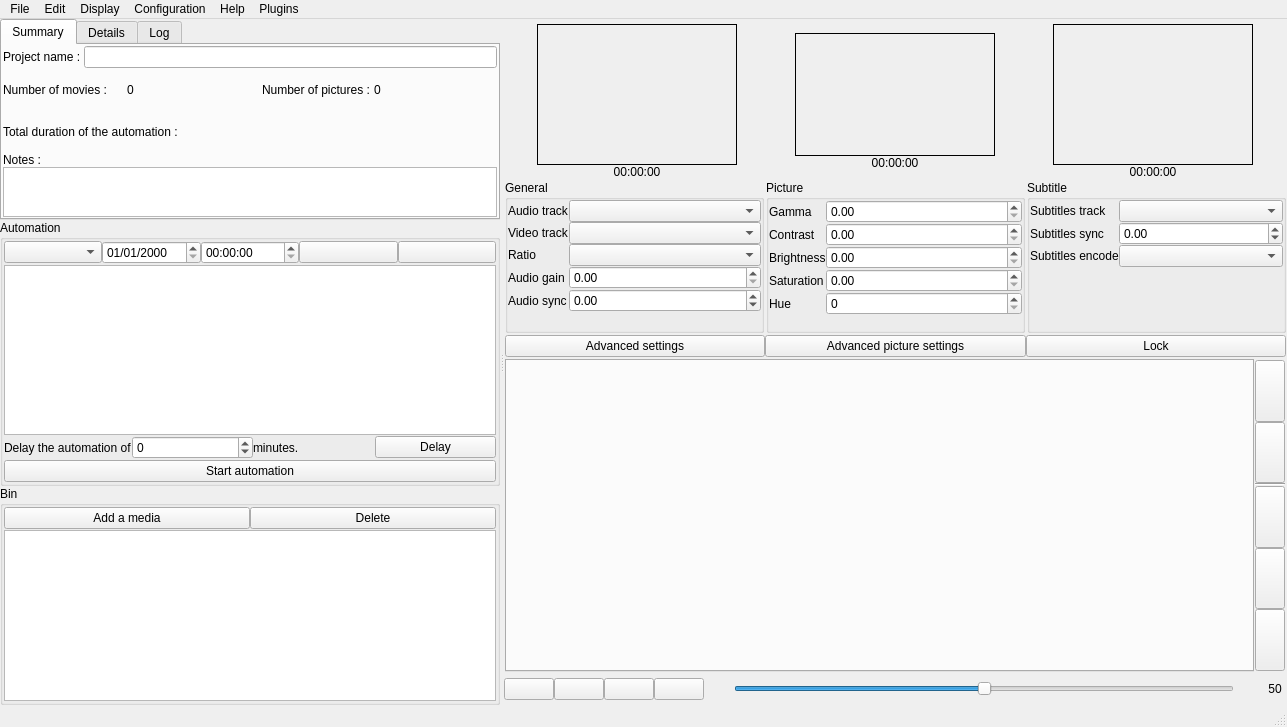
Qt form src/mainwindow.ui (cinemaouvert/OPP) before a commit.
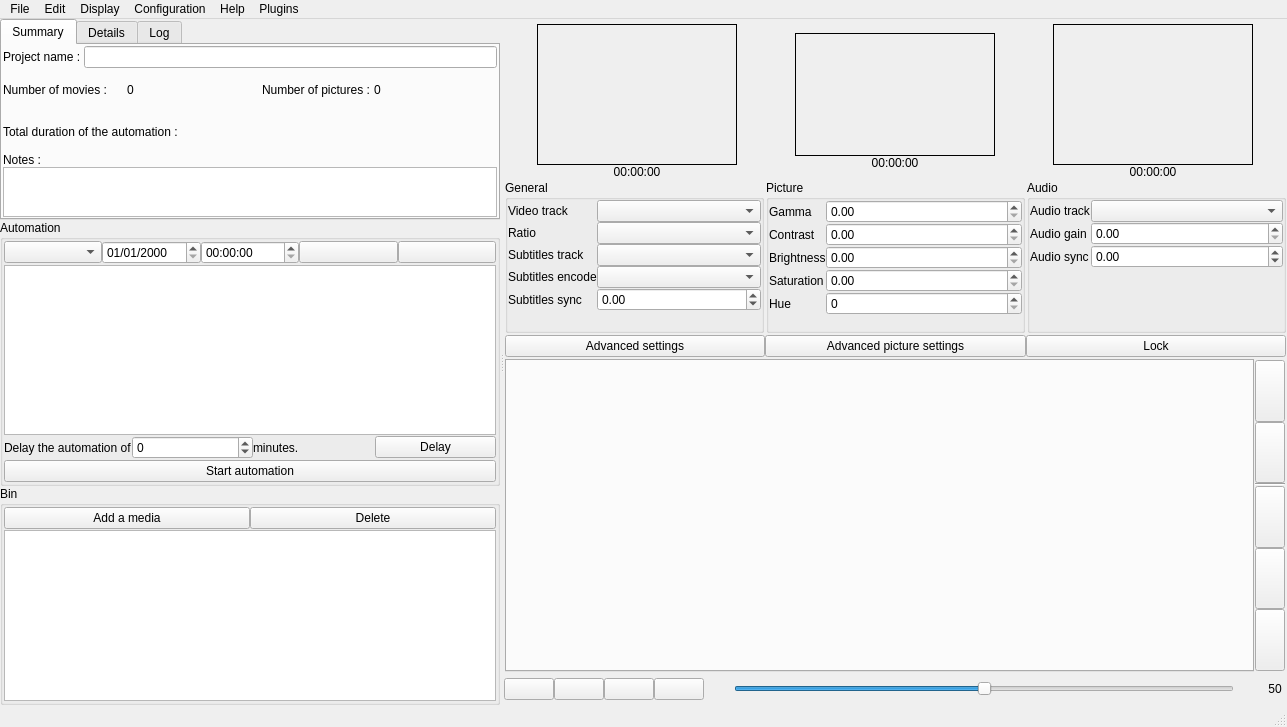
The same form after that commit. Icons and pictures are not drawn. Custom widgets are drawn as their Qt base class.

```diff
--- a/src/mainwindow.ui
+++ b/src/mainwindow.ui
@@ -826,23 +826,6 @@
                          <property name="verticalSpacing">
                           <number>0</number>
                          </property>
-                         <item row="0" column="0">
-                          <widget class="QLabel" name="audioTrackLabel">
-                           <property name="text">
-                            <string>Audio track</string>
-                           </property>
-                          </widget>
-                         </item>
-                         <item row="0" column="1">
-                          <widget class="QComboBox" name="audioTrackComboBox">
-                           <property name="sizePolicy">
-                            <sizepolicy hsizetype="Expanding" vsizetype="Fixed">
-                             <horstretch>0</horstretch>
-                             <verstretch>0</verstretch>
-                            </sizepolicy>
-                           </property>
-                          </widget>
-                         </item>
                          <item row="1" column="0">
                           <widget class="QLabel" name="videoTrackLabel">
                            <property name="text">
@@ -877,38 +860,25 @@
                            </property>
                           </widget>
                          </item>
-                         <item row="7" column="0">
-                          <widget class="QLabel" name="audioSyncLabel">
-                           <property name="text">
-                            <string>Audio sync</string>
-                           </property>
-                          </widget>
-                         </item>
-                         <item row="5" column="0">
-                          <widget class="QLabel" name="audioGainLabel">
-                           <property name="text">
-                            <string>Audio gain</string>
-                           </property>
-                          </widget>
-                         </item>
-                         <item row="5" column="1">
-                          <widget class="QDoubleSpinBox" name="audioGainDoubleSpinBox">
-                           <property name="sizePolicy">
-                            <sizepolicy hsizetype="Expanding" vsizetype="Fixed">
-                             <horstretch>0</horstretch>
-                             <verstretch>0</verstretch>
-                            </sizepolicy>
-                           </property>
-                           <property name="maximum">
-                            <double>3.010000000000000</double>
-                           </property>
-                           <property name="singleStep">
-                            <double>0.010000000000000</double>
-                           </property>
-                          </widget>
-                         </item>
                          <item row="7" column="1">
-                          <widget class="QDoubleSpinBox" name="audioSyncDoubleSpinBox">
+                          <widget class="QComboBox" name="subtitlesTrackComboBox">
+                           <property name="sizePolicy">
+                            <sizepolicy hsizetype="Expanding" vsizetype="Fixed">
+                             <horstretch>0</horstretch>
+                             <verstretch>0</verstretch>
+                            </sizepolicy>
+                           </property>
+                          </widget>
+                         </item>
+                         <item row="7" column="0">
+                          <widget class="QLabel" name="subtitlesTrackLabel">
+                           <property name="text">
+                            <string>Subtitles track</string>
+                           </property>
+                          </widget>
+                         </item>
+                         <item row="10" column="1">
+                          <widget class="QDoubleSpinBox" name="subtitlesSyncSpinBox">
                            <property name="sizePolicy">
                             <sizepolicy hsizetype="Expanding" vsizetype="Fixed">
                              <horstretch>0</horstretch>
@@ -916,7 +886,24 @@
                             </sizepolicy>
                            </property>
                            <property name="minimum">
-                            <double>-99.989999999999995</double>
+                            <double>-99.900000000000006</double>
+                           </property>
+                          </widget>
+                         </item>
+                         <item row="10" column="0">
+                          <widget class="QLabel" name="subtitlesSyncLabel">
+                           <property name="text">
+                            <string>Subtitles sync</string>
+                           </property>
+                          </widget>
+                         </item>
+                         <item row="9" column="1">
+                          <widget class="QComboBox" name="subtitlesEncodecomboBox"/>
+                         </item>
+                         <item row="9" column="0">
+                          <widget class="QLabel" name="label_SubtiltesEncode">
+                           <property name="text">
+                            <string>Subtitles encode</string>
                            </property>
                           </widget>
                          </item>
@@ -1119,7 +1106,7 @@
                        </sizepolicy>
                       </property>
                       <property name="title">
-                       <string>Subtitle</string>
+                       <string>Audio</string>
                       </property>
                       <layout class="QVBoxLayout" name="verticalLayout_15">
                        <property name="spacing">
@@ -1142,8 +1129,15 @@
                          <property name="verticalSpacing">
                           <number>0</number>
                          </property>
-                         <item row="2" column="1">
-                          <widget class="QComboBox" name="subtitlesTrackComboBox">
+                         <item row="6" column="0">
+                          <widget class="QLabel" name="audioTrackLabel">
+                           <property name="text">
+                            <string>Audio track</string>
+                           </property>
+                          </widget>
+                         </item>
+                         <item row="6" column="1">
+                          <widget class="QComboBox" name="audioTrackComboBox">
                            <property name="sizePolicy">
                             <sizepolicy hsizetype="Expanding" vsizetype="Fixed">
                              <horstretch>0</horstretch>
@@ -1152,22 +1146,21 @@
                            </property>
                           </widget>
                          </item>
-                         <item row="2" column="0">
-                          <widget class="QLabel" name="subtitlesTrackLabel">
-                           <property name="text">
-                            <string>Subtitles track</string>
+                         <item row="7" column="1">
+                          <widget class="QDoubleSpinBox" name="audioGainDoubleSpinBox">
+                           <property name="sizePolicy">
+                            <sizepolicy hsizetype="Expanding" vsizetype="Fixed">
+                             <horstretch>0</horstretch>
+                             <verstretch>0</verstretch>
+                            </sizepolicy>
                            </property>
-                          </widget>
-                         </item>
-                         <item row="3" column="0">
-                          <widget class="QLabel" name="subtitlesSyncLabel">
-                           <property name="text">
-                            <string>Subtitles sync</string>
+                           <property name="maximum">
+                            <double>3.010000000000000</double>
                            </property>
                           </widget>
                          </item>
-                         <item row="3" column="1">
-                          <widget class="QDoubleSpinBox" name="subtitlesSyncSpinBox">
+                         <item row="8" column="1">
+                          <widget class="QDoubleSpinBox" name="audioSyncDoubleSpinBox">
                            <property name="sizePolicy">
                             <sizepolicy hsizetype="Expanding" vsizetype="Fixed">
                              <horstretch>0</horstretch>
@@ -1175,19 +1168,23 @@
                             </sizepolicy>
                            </property>
                            <property name="minimum">
-                            <double>-99.900000000000006</double>
+                            <double>-99.989999999999995</double>
                            </property>
                           </widget>
                          </item>
-                         <item row="5" column="0">
-                          <widget class="QLabel" name="label_SubtiltesEncode">
+                         <item row="7" column="0">
+                          <widget class="QLabel" name="audioGainLabel">
                            <property name="text">
-                            <string>Subtitles encode</string>
+                            <string>Audio gain</string>
                            </property>
                           </widget>
                          </item>
-                         <item row="5" column="1">
-                          <widget class="QComboBox" name="subtitlesEncodecomboBox"/>
+                         <item row="8" column="0">
+                          <widget class="QLabel" name="audioSyncLabel">
+                           <property name="text">
+                            <string>Audio sync</string>
+                           </property>
+                          </widget>
                          </item>
                         </layout>
                        </item>
```
Left out of the diff: 3 changed lines with no effect on the pictures.
